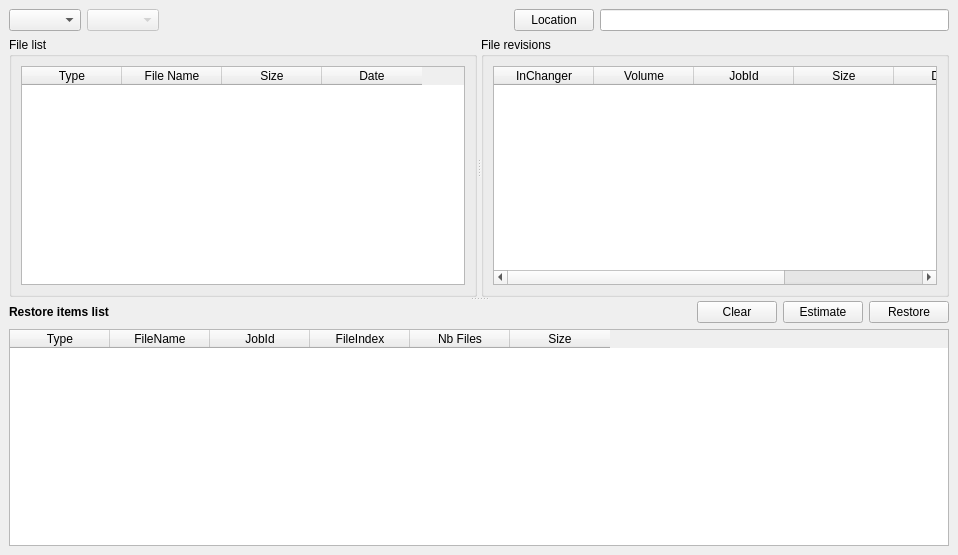
Old version of the form src/qt-console/restore/brestore.ui in the repository naszaklasa/bacula.
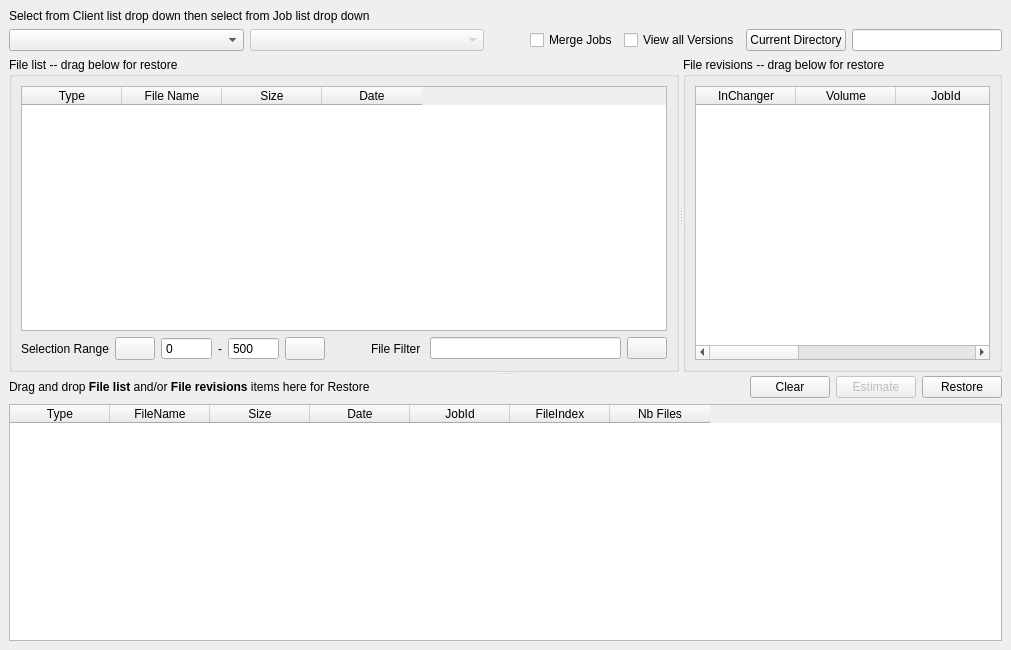
New version of the form. Icons and pictures are not drawn. Custom widgets are drawn as their Qt base class.

Commit message: Imported Upstream version 5.2.3

```diff
--- a/src/qt-console/restore/brestore.ui
+++ b/src/qt-console/restore/brestore.ui
@@ -1,12 +1,12 @@
 <ui version="4.0" >
  <class>bRestoreForm</class>
- <widget class="QWidget" name="bRestoreForm" >
-  <property name="geometry" >
+ <widget class="QWidget" name="bRestoreForm">
+  <property name="geometry">
    <rect>
     <x>0</x>
     <y>0</y>
-    <width>958</width>
-    <height>555</height>
+    <width>1011</width>
+    <height>650</height>
    </rect>
   </property>
   <property name="windowTitle" >
@@ -19,44 +19,159 @@
    <property name="spacing" >
     <number>6</number>
    </property>
-   <item row="1" column="0" >
-    <widget class="QSplitter" name="splitter_2" >
-     <property name="orientation" >
+   <item row="2" column="0">
+    <layout class="QHBoxLayout">
+     <property name="spacing">
+      <number>6</number>
+     </property>
+     <property name="margin">
+      <number>0</number>
+     </property>
+     <item>
+      <widget class="QComboBox" name="ClientList">
+       <property name="sizePolicy">
+        <sizepolicy hsizetype="MinimumExpanding" vsizetype="Fixed">
+         <horstretch>0</horstretch>
+         <verstretch>0</verstretch>
+        </sizepolicy>
+       </property>
+       <property name="sizeAdjustPolicy">
+        <enum>QComboBox::AdjustToContents</enum>
+       </property>
+      </widget>
+     </item>
+     <item>
+      <widget class="QComboBox" name="JobList">
+       <property name="enabled">
+        <bool>false</bool>
+       </property>
+       <property name="sizePolicy">
+        <sizepolicy hsizetype="Expanding" vsizetype="Fixed">
+         <horstretch>0</horstretch>
+         <verstretch>0</verstretch>
+        </sizepolicy>
+       </property>
+       <property name="sizeAdjustPolicy">
+        <enum>QComboBox::AdjustToContents</enum>
+       </property>
+      </widget>
+     </item>
+     <item>
+      <spacer>
+       <property name="orientation">
+        <enum>Qt::Horizontal</enum>
+       </property>
+       <property name="sizeType">
+        <enum>QSizePolicy::Minimum</enum>
+       </property>
+       <property name="sizeHint" stdset="0">
+        <size>
+         <width>40</width>
+         <height>20</height>
+        </size>
+       </property>
+      </spacer>
+     </item>
+     <item>
+      <widget class="QCheckBox" name="MergeChk">
+       <property name="enabled">
+        <bool>true</bool>
+       </property>
+       <property name="text">
+        <string>Merge Jobs</string>
+       </property>
+       <property name="checked">
+        <bool>false</bool>
+       </property>
+      </widget>
+     </item>
+     <item>
+      <widget class="QCheckBox" name="VersionsChk">
+       <property name="text">
+        <string>View all Versions</string>
+       </property>
+      </widget>
+     </item>
+     <item>
+      <widget class="QPushButton" name="LocationBp">
+       <property name="text">
+        <string>Current Directory</string>
+       </property>
+      </widget>
+     </item>
+     <item>
+      <widget class="QLineEdit" name="LocationEntry">
+       <property name="sizePolicy">
+        <sizepolicy hsizetype="Maximum" vsizetype="Fixed">
+         <horstretch>150</horstretch>
+         <verstretch>0</verstretch>
+        </sizepolicy>
+       </property>
+       <property name="minimumSize">
+        <size>
+         <width>150</width>
+         <height>0</height>
+        </size>
+       </property>
+      </widget>
+     </item>
+    </layout>
+   </item>
+   <item row="3" column="0">
+    <widget class="QSplitter" name="splitter_2">
+     <property name="orientation">
       <enum>Qt::Vertical</enum>
      </property>
      <widget class="QSplitter" name="splitter" >
       <property name="orientation" >
        <enum>Qt::Horizontal</enum>
       </property>
-      <widget class="QGroupBox" name="groupBox" >
-       <property name="sizePolicy" >
-        <sizepolicy>
-         <hsizetype>7</hsizetype>
-         <vsizetype>7</vsizetype>
+      <widget class="QGroupBox" name="groupBox">
+       <property name="sizePolicy">
+        <sizepolicy hsizetype="Expanding" vsizetype="Expanding">
          <horstretch>0</horstretch>
          <verstretch>0</verstretch>
         </sizepolicy>
        </property>
-       <property name="title" >
-        <string>File list</string>
+       <property name="title">
+        <string>File list -- drag below for restore</string>
        </property>
-       <layout class="QVBoxLayout" >
-        <property name="margin" >
-         <number>9</number>
-        </property>
-        <property name="spacing" >
-         <number>6</number>
-        </property>
+       <layout class="QVBoxLayout" name="verticalLayout">
         <item>
-         <widget class="QTableWidget" name="FileList" >
-          <property name="sizePolicy" >
-           <sizepolicy>
-            <hsizetype>7</hsizetype>
-            <vsizetype>7</vsizetype>
+         <widget class="bRestoreTable" name="FileList">
+          <property name="sizePolicy">
+           <sizepolicy hsizetype="Expanding" vsizetype="Expanding">
             <horstretch>5</horstretch>
             <verstretch>5</verstretch>
            </sizepolicy>
           </property>
+          <property name="statusTip">
+           <string>Double Click File Name to decend</string>
+          </property>
+          <property name="dragEnabled">
+           <bool>true</bool>
+          </property>
+          <property name="dragDropMode">
+           <enum>QAbstractItemView::DragOnly</enum>
+          </property>
+          <property name="alternatingRowColors">
+           <bool>true</bool>
+          </property>
+          <property name="selectionBehavior">
+           <enum>QAbstractItemView::SelectRows</enum>
+          </property>
+          <property name="showGrid">
+           <bool>false</bool>
+          </property>
+          <property name="sortingEnabled">
+           <bool>false</bool>
+          </property>
+          <attribute name="verticalHeaderVisible">
+           <bool>false</bool>
+          </attribute>
+          <attribute name="verticalHeaderVisible">
+           <bool>false</bool>
+          </attribute>
           <column>
            <property name="text" >
             <string>Type</string>
@@ -79,37 +194,218 @@
           </column>
          </widget>
         </item>
+        <item>
+         <layout class="QHBoxLayout" name="horizontalLayout">
+          <property name="sizeConstraint">
+           <enum>QLayout::SetMinimumSize</enum>
+          </property>
+          <item>
+           <widget class="QLabel" name="label_5">
+            <property name="text">
+             <string>Selection Range</string>
+            </property>
+           </widget>
+          </item>
+          <item>
+           <widget class="QPushButton" name="OffsetPrevBp">
+            <property name="sizePolicy">
+             <sizepolicy hsizetype="Preferred" vsizetype="Preferred">
+              <horstretch>0</horstretch>
+              <verstretch>0</verstretch>
+             </sizepolicy>
+            </property>
+            <property name="baseSize">
+             <size>
+              <width>25</width>
+              <height>25</height>
+             </size>
+            </property>
+            <property name="text">
+             <string/>
+            </property>
+            <property name="icon">
+             <iconset resource="../main.qrc">
+              <normaloff>:/images/page-prev.gif</normaloff>:/images/page-prev.gif</iconset>
+            </property>
+           </widget>
+          </item>
+          <item>
+           <widget class="QSpinBox" name="Offset1Spin">
+            <property name="buttonSymbols">
+             <enum>QAbstractSpinBox::NoButtons</enum>
+            </property>
+            <property name="maximum">
+             <number>9000000</number>
+            </property>
+            <property name="singleStep">
+             <number>500</number>
+            </property>
+           </widget>
+          </item>
+          <item>
+           <widget class="QLabel" name="label_2">
+            <property name="sizePolicy">
+             <sizepolicy hsizetype="Minimum" vsizetype="Minimum">
+              <horstretch>0</horstretch>
+              <verstretch>0</verstretch>
+             </sizepolicy>
+            </property>
+            <property name="baseSize">
+             <size>
+              <width>16</width>
+              <height>16</height>
+             </size>
+            </property>
+            <property name="text">
+             <string>-</string>
+            </property>
+           </widget>
+          </item>
+          <item>
+           <widget class="QSpinBox" name="Offset2Spin">
+            <property name="buttonSymbols">
+             <enum>QAbstractSpinBox::NoButtons</enum>
+            </property>
+            <property name="accelerated">
+             <bool>false</bool>
+            </property>
+            <property name="minimum">
+             <number>10</number>
+            </property>
+            <property name="maximum">
+             <number>9999999</number>
+            </property>
+            <property name="singleStep">
+             <number>500</number>
+            </property>
+            <property name="value">
+             <number>500</number>
+            </property>
+           </widget>
+          </item>
+          <item>
+           <widget class="QPushButton" name="OffsetNextBp">
+            <property name="sizePolicy">
+             <sizepolicy hsizetype="Preferred" vsizetype="Preferred">
+              <horstretch>0</horstretch>
+              <verstretch>0</verstretch>
+             </sizepolicy>
+            </property>
+            <property name="baseSize">
+             <size>
+              <width>25</width>
+              <height>25</height>
+             </size>
+            </property>
+            <property name="text">
+             <string/>
+            </property>
+            <property name="icon">
+             <iconset resource="../main.qrc">
+              <normaloff>:/images/page-next.gif</normaloff>:/images/page-next.gif</iconset>
+            </property>
+           </widget>
+          </item>
+          <item>
+           <spacer name="horizontalSpacer">
+            <property name="orientation">
+             <enum>Qt::Horizontal</enum>
+            </property>
+            <property name="sizeHint" stdset="0">
+             <size>
+              <width>40</width>
+              <height>20</height>
+             </size>
+            </property>
+           </spacer>
+          </item>
+          <item>
+           <widget class="QLabel" name="label_4">
+            <property name="text">
+             <string>File Filter </string>
+            </property>
+           </widget>
+          </item>
+          <item>
+           <widget class="QLineEdit" name="FilterEntry">
+            <property name="sizePolicy">
+             <sizepolicy hsizetype="Preferred" vsizetype="Fixed">
+              <horstretch>150</horstretch>
+              <verstretch>0</verstretch>
+             </sizepolicy>
+            </property>
+            <property name="baseSize">
+             <size>
+              <width>111</width>
+              <height>23</height>
+             </size>
+            </property>
+           </widget>
+          </item>
+          <item>
+           <widget class="QPushButton" name="FilterBp">
+            <property name="baseSize">
+             <size>
+              <width>25</width>
+              <height>25</height>
+             </size>
+            </property>
+            <property name="text">
+             <string/>
+            </property>
+            <property name="icon">
+             <iconset resource="../main.qrc">
+              <normaloff>:/images/view-refresh.png</normaloff>:/images/view-refresh.png</iconset>
+            </property>
+           </widget>
+          </item>
+         </layout>
+        </item>
        </layout>
       </widget>
-      <widget class="QGroupBox" name="groupBox_2" >
-       <property name="sizePolicy" >
-        <sizepolicy>
-         <hsizetype>7</hsizetype>
-         <vsizetype>7</vsizetype>
+      <widget class="QGroupBox" name="groupBox_2">
+       <property name="sizePolicy">
+        <sizepolicy hsizetype="Expanding" vsizetype="Expanding">
          <horstretch>0</horstretch>
          <verstretch>0</verstretch>
         </sizepolicy>
        </property>
-       <property name="title" >
-        <string>File revisions</string>
+       <property name="title">
+        <string>File revisions -- drag below for restore</string>
        </property>
-       <layout class="QVBoxLayout" >
-        <property name="margin" >
-         <number>9</number>
-        </property>
-        <property name="spacing" >
+       <layout class="QVBoxLayout">
+        <property name="spacing">
          <number>6</number>
         </property>
+        <property name="margin">
+         <number>9</number>
+        </property>
         <item>
-         <widget class="QTableWidget" name="FileRevisions" >
-          <property name="sizePolicy" >
-           <sizepolicy>
-            <hsizetype>7</hsizetype>
-            <vsizetype>7</vsizetype>
+         <widget class="bRestoreTable" name="FileRevisions">
+          <property name="sizePolicy">
+           <sizepolicy hsizetype="Expanding" vsizetype="Expanding">
             <horstretch>0</horstretch>
             <verstretch>0</verstretch>
            </sizepolicy>
           </property>
+          <property name="dragEnabled">
+           <bool>true</bool>
+          </property>
+          <property name="dragDropMode">
+           <enum>QAbstractItemView::DragOnly</enum>
+          </property>
+          <property name="alternatingRowColors">
+           <bool>true</bool>
+          </property>
+          <property name="selectionMode">
+           <enum>QAbstractItemView::SingleSelection</enum>
+          </property>
+          <property name="selectionBehavior">
+           <enum>QAbstractItemView::SelectRows</enum>
+          </property>
+          <property name="showGrid">
+           <bool>false</bool>
+          </property>
           <column>
            <property name="text" >
             <string>InChanger</string>
@@ -145,29 +441,30 @@
        </layout>
       </widget>
      </widget>
-     <widget class="QWidget" name="layoutWidget_2" >
-      <layout class="QVBoxLayout" >
-       <property name="margin" >
-        <number>0</number>
-       </property>
-       <property name="spacing" >
+     <widget class="QWidget" name="layoutWidget_2">
+      <layout class="QVBoxLayout">
+       <property name="spacing">
         <number>6</number>
        </property>
+       <property name="margin">
+        <number>0</number>
+       </property>
        <item>
-        <layout class="QHBoxLayout" >
-         <property name="margin" >
-          <number>0</number>
-         </property>
-         <property name="spacing" >
+        <layout class="QHBoxLayout">
+         <property name="spacing">
           <number>6</number>
          </property>
+         <property name="margin">
+          <number>0</number>
+         </property>
          <item>
-          <widget class="QLabel" name="label" >
-           <property name="text" >
-            <string>&lt;html>&lt;head>&lt;meta name="qrichtext" content="1" />&lt;style type="text/css">
+          <widget class="QLabel" name="label">
+           <property name="text">
+            <string>&lt;!DOCTYPE HTML PUBLIC &quot;-//W3C//DTD HTML 4.0//EN&quot; &quot;http://www.w3.org/TR/REC-html40/strict.dtd&quot;&gt;
+&lt;html&gt;&lt;head&gt;&lt;meta name=&quot;qrichtext&quot; content=&quot;1&quot; /&gt;&lt;style type=&quot;text/css&quot;&gt;
 p, li { white-space: pre-wrap; }
-&lt;/style>&lt;/head>&lt;body style=" font-family:'Sans Serif'; font-size:9pt; font-weight:400; font-style:normal; text-decoration:none;">
-&lt;p style=" margin-top:0px; margin-bottom:0px; margin-left:0px; margin-right:0px; -qt-block-indent:0; text-indent:0px;">&lt;span style=" font-weight:600;">Restore items list&lt;/span>&lt;/p>&lt;/body>&lt;/html></string>
+&lt;/style&gt;&lt;/head&gt;&lt;body style=&quot; font-family:'Sans Serif'; font-size:9pt; font-weight:400; font-style:normal;&quot;&gt;
+&lt;p style=&quot; margin-top:0px; margin-bottom:0px; margin-left:0px; margin-right:0px; -qt-block-indent:0; text-indent:0px;&quot;&gt;Drag and drop &lt;span style=&quot; font-weight:600;&quot;&gt;File list&lt;/span&gt; and/or &lt;span style=&quot; font-weight:600;&quot;&gt;File revisions&lt;/span&gt; items here for Restore&lt;/p&gt;&lt;/body&gt;&lt;/html&gt;</string>
            </property>
           </widget>
          </item>
@@ -192,8 +489,11 @@
           </widget>
          </item>
          <item>
-          <widget class="QPushButton" name="pushButton_2" >
-           <property name="text" >
+          <widget class="QPushButton" name="EstimateBp">
+           <property name="enabled">
+            <bool>false</bool>
+           </property>
+           <property name="text">
             <string>Estimate</string>
            </property>
           </widget>
@@ -212,6 +512,27 @@
          <property name="acceptDrops" >
           <bool>true</bool>
          </property>
+         <property name="dragEnabled">
+          <bool>false</bool>
+         </property>
+         <property name="dragDropMode">
+          <enum>QAbstractItemView::DropOnly</enum>
+         </property>
+         <property name="defaultDropAction">
+          <enum>Qt::MoveAction</enum>
+         </property>
+         <property name="selectionMode">
+          <enum>QAbstractItemView::MultiSelection</enum>
+         </property>
+         <property name="selectionBehavior">
+          <enum>QAbstractItemView::SelectRows</enum>
+         </property>
+         <attribute name="verticalHeaderVisible">
+          <bool>false</bool>
+         </attribute>
+         <attribute name="verticalHeaderVisible">
+          <bool>false</bool>
+         </attribute>
          <column>
           <property name="text" >
            <string>Type</string>
@@ -223,79 +544,119 @@
           </property>
          </column>
          <column>
-          <property name="text" >
+          <property name="text">
+           <string>Size</string>
+          </property>
+         </column>
+         <column>
+          <property name="text">
+           <string>Date</string>
+          </property>
+         </column>
+         <column>
+          <property name="text">
            <string>JobId</string>
           </property>
          </column>
          <column>
-          <property name="text" >
+          <property name="text">
            <string>FileIndex</string>
           </property>
          </column>
          <column>
-          <property name="text" >
+          <property name="text">
            <string>Nb Files</string>
           </property>
          </column>
-         <column>
-          <property name="text" >
-           <string>Size</string>
-          </property>
-         </column>
         </widget>
        </item>
       </layout>
      </widget>
     </widget>
    </item>
-   <item row="0" column="0" >
-    <layout class="QHBoxLayout" >
-     <property name="margin" >
-      <number>0</number>
+   <item row="1" column="0">
+    <widget class="QLabel" name="label_3">
+     <property name="text">
+      <string>Select from Client list drop down then select from Job list drop down</string>
      </property>
-     <property name="spacing" >
-      <number>6</number>
-     </property>
-     <item>
-      <widget class="QComboBox" name="ClientList" />
-     </item>
-     <item>
-      <widget class="QComboBox" name="JobList" >
-       <property name="enabled" >
-        <bool>false</bool>
-       </property>
-      </widget>
-     </item>
-     <item>
-      <spacer>
-       <property name="orientation" >
-        <enum>Qt::Horizontal</enum>
-       </property>
-       <property name="sizeType" >
-        <enum>QSizePolicy::Expanding</enum>
-       </property>
-       <property name="sizeHint" >
-        <size>
-         <width>40</width>
-         <height>20</height>
-        </size>
-       </property>
-      </spacer>
-     </item>
-     <item>
-      <widget class="QPushButton" name="pushButton_4" >
-       <property name="text" >
-        <string>Location</string>
-       </property>
-      </widget>
-     </item>
-     <item>
-      <widget class="QLineEdit" name="lineEdit" />
-     </item>
-    </layout>
+    </widget>
    </item>
   </layout>
  </widget>
- <resources/>
- <connections/>
+ <customwidgets>
+  <customwidget>
+   <class>bRestoreTable</class>
+   <extends>QTableWidget</extends>
+   <header>restore.h</header>
+  </customwidget>
+ </customwidgets>
+ <resources>
+  <include location="../main.qrc"/>
+ </resources>
+ <connections>
+  <connection>
+   <sender>OffsetNextBp</sender>
+   <signal>clicked()</signal>
+   <receiver>Offset2Spin</receiver>
+   <slot>stepUp()</slot>
+   <hints>
+    <hint type="sourcelabel">
+     <x>275</x>
+     <y>279</y>
+    </hint>
+    <hint type="destinationlabel">
+     <x>232</x>
+     <y>279</y>
+    </hint>
+   </hints>
+  </connection>
+  <connection>
+   <sender>OffsetNextBp</sender>
+   <signal>clicked()</signal>
+   <receiver>Offset1Spin</receiver>
+   <slot>stepUp()</slot>
+   <hints>
+    <hint type="sourcelabel">
+     <x>272</x>
+     <y>281</y>
+    </hint>
+    <hint type="destinationlabel">
+     <x>92</x>
+     <y>279</y>
+    </hint>
+   </hints>
+  </connection>
+  <connection>
+   <sender>OffsetPrevBp</sender>
+   <signal>clicked()</signal>
+   <receiver>Offset1Spin</receiver>
+   <slot>stepDown()</slot>
+   <hints>
+    <hint type="sourcelabel">
+     <x>44</x>
+     <y>287</y>
+    </hint>
+    <hint type="destinationlabel">
+     <x>123</x>
+     <y>282</y>
+    </hint>
+   </hints>
+  </connection>
+  <connection>
+   <sender>OffsetPrevBp</sender>
+   <signal>clicked()</signal>
+   <receiver>Offset2Spin</receiver>
+   <slot>stepDown()</slot>
+   <hints>
+    <hint type="sourcelabel">
+     <x>50</x>
+     <y>284</y>
+    </hint>
+    <hint type="destinationlabel">
+     <x>221</x>
+     <y>282</y>
+    </hint>
+   </hints>
+  </connection>
+ </connections>
 </ui>
```
Left out of the diff: 58 changed lines with no effect on the pictures. The commit also changes 527 other files.
